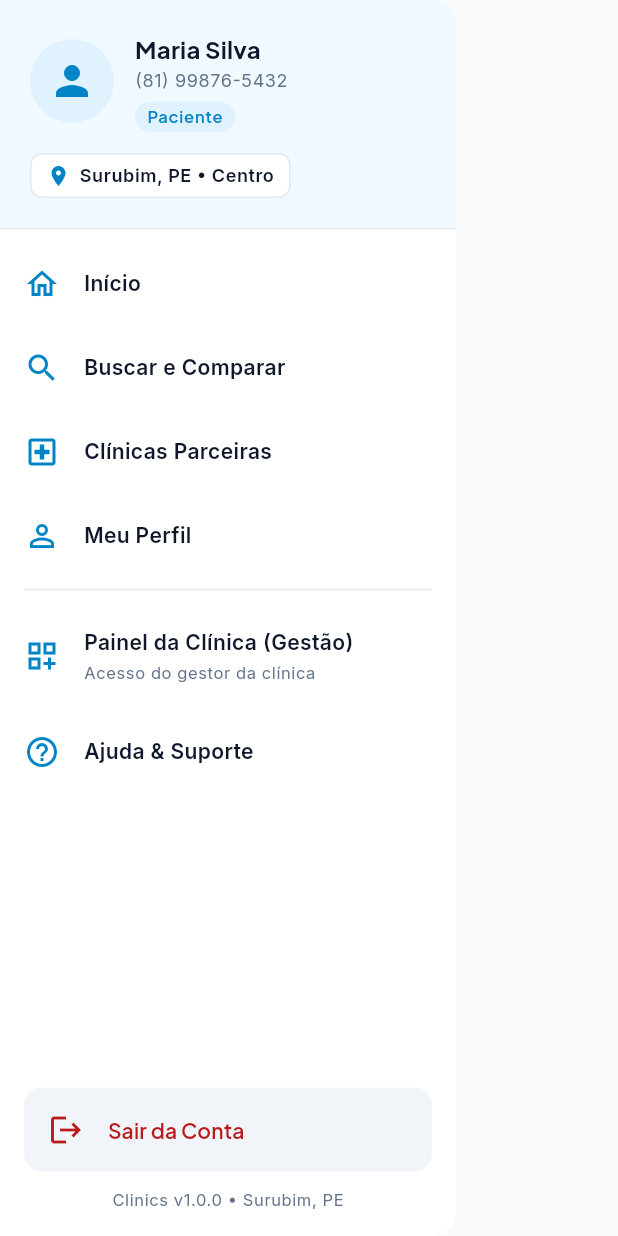
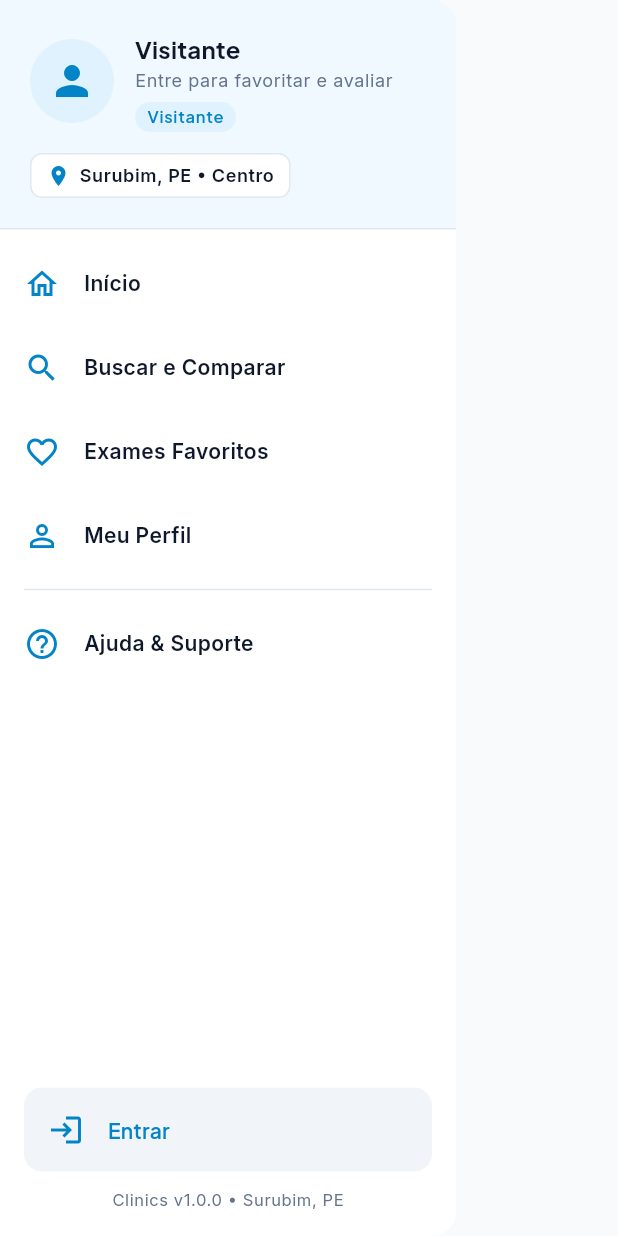
Before and after one commit to MarcioFerreiraL/clinics-mobile, a Flutter app: the AppDrawer widget shown alone on an empty page, opened directly, on a phone screen of 412 x 824 dp. Run offline on Flutter 3.47's test engine with Material 3 defaults, Android fonts, the phone set to English and light mode, and no system bars; our stand-ins replace dio, flutter_riverpod, flutter_secure_storage, go_router, google_fonts, image_picker; accounts and stored records are empty; network calls fail.

Commit message:
feat(favorites): favorita exame no detalhe e ajusta o menu lateral
Co-Authored-By: Claude Sonnet 5.5 <noreply@anthropic.com>

```diff
--- a/clinics/lib/features/profile/presentation/widgets/app_drawer.dart
+++ b/clinics/lib/features/profile/presentation/widgets/app_drawer.dart
@@ -1,14 +1,19 @@
 import 'package:flutter/material.dart';
+import 'package:flutter_riverpod/flutter_riverpod.dart';
 import 'package:go_router/go_router.dart';
 
+import '../../../../core/network/api_config.dart';
 import '../../../../core/theme/app_colors.dart';
+import '../../../auth/presentation/providers/auth_provider.dart';
 
-class AppDrawer extends StatelessWidget {
+class AppDrawer extends ConsumerWidget {
   const AppDrawer({super.key});
 
   @override
-  Widget build(BuildContext context) {
+  Widget build(BuildContext context, WidgetRef ref) {
     final theme = Theme.of(context);
+    final user = ref.watch(authProvider).value;
+    final avatar = ApiConfig.fileUrl(user?.avatarUrl);
 
     return Drawer(
       backgroundColor: AppColors.surfaceWhite,
@@ -32,11 +37,10 @@ class AppDrawer extends StatelessWidget {
                       CircleAvatar(
                         radius: 28,
                         backgroundColor: AppColors.atmosphericBlue,
-                        child: const Icon(
-                          Icons.person,
-                          size: 32,
-                          color: AppColors.primary,
-                        ),
+                        backgroundImage: avatar == null ? null : NetworkImage(avatar),
+                        child: avatar == null
+                            ? const Icon(Icons.person, size: 32, color: AppColors.primary)
+                            : null,
                       ),
                       const SizedBox(width: 14),
                       Expanded(
@@ -44,14 +48,14 @@ class AppDrawer extends StatelessWidget {
                           crossAxisAlignment: CrossAxisAlignment.start,
                           children: [
                             Text(
-                              'Maria Silva',
+                              user?.fullName ?? 'Visitante',
                               style: theme.textTheme.titleMedium?.copyWith(
                                 fontWeight: FontWeight.w700,
                               ),
                             ),
                             const SizedBox(height: 2),
                             Text(
-                              '(81) 99876-5432',
+                              user?.phone ?? 'Entre para favoritar e avaliar',
                               style: theme.textTheme.bodySmall,
                             ),
                             const SizedBox(height: 6),
@@ -65,7 +69,7 @@ class AppDrawer extends StatelessWidget {
                                 borderRadius: BorderRadius.circular(999),
                               ),
                               child: Text(
-                                'Paciente',
+                                user == null ? 'Visitante' : 'Paciente',
                                 style: theme.textTheme.labelSmall?.copyWith(
                                   color: AppColors.primary,
                                   fontWeight: FontWeight.w600,
@@ -136,11 +140,11 @@ class AppDrawer extends StatelessWidget {
                   ),
                   _buildDrawerItem(
                     context: context,
-                    icon: Icons.local_hospital_outlined,
-                    title: 'Clínicas Parceiras',
+                    icon: Icons.favorite_border,
+                    title: 'Exames Favoritos',
                     onTap: () {
                       Navigator.pop(context);
-                      context.push('/clinic/clinic-1');
+                      context.push('/favorites');
                     },
                   ),
                   _buildDrawerItem(
@@ -156,22 +160,6 @@ class AppDrawer extends StatelessWidget {
                     color: AppColors.borderOutline,
                     indent: 16,
                     endIndent: 16,
-                  ),
-                  _buildDrawerItem(
-                    context: context,
-                    icon: Icons.dashboard_customize_outlined,
-                    title: 'Painel da Clínica (Gestão)',
-                    subtitle: 'Acesso do gestor da clínica',
-                    onTap: () {
-                      Navigator.pop(context);
-                      ScaffoldMessenger.of(context).showSnackBar(
-                        const SnackBar(
-                          content: Text(
-                            'Acesso ao Painel da Clínica (Gestor).',
-                          ),
-                        ),
-                      );
-                    },
                   ),
                   _buildDrawerItem(
                     context: context,
@@ -202,16 +190,20 @@ class AppDrawer extends StatelessWidget {
                       borderRadius: BorderRadius.circular(12),
                     ),
                     tileColor: AppColors.surfaceMuted,
-                    leading: const Icon(Icons.logout, color: AppColors.error),
+                    leading: Icon(
+                      user == null ? Icons.login : Icons.logout,
+                      color: user == null ? AppColors.primary : AppColors.error,
+                    ),
                     title: Text(
-                      'Sair da Conta',
+                      user == null ? 'Entrar' : 'Sair da Conta',
                       style: theme.textTheme.labelLarge?.copyWith(
-                        color: AppColors.error,
+                        color: user == null ? AppColors.primary : AppColors.error,
                       ),
                     ),
-                    onTap: () {
+                    onTap: () async {
                       Navigator.pop(context);
-                      context.go('/login');
+                      await ref.read(authProvider.notifier).logout();
+                      if (context.mounted) context.go('/login');
                     },
                   ),
                   const SizedBox(height: 12),
```
Also changed, not shown: clinics/lib/features/exam/presentation/screens/exam_detail_screen.dart (+33 -1 lines).
